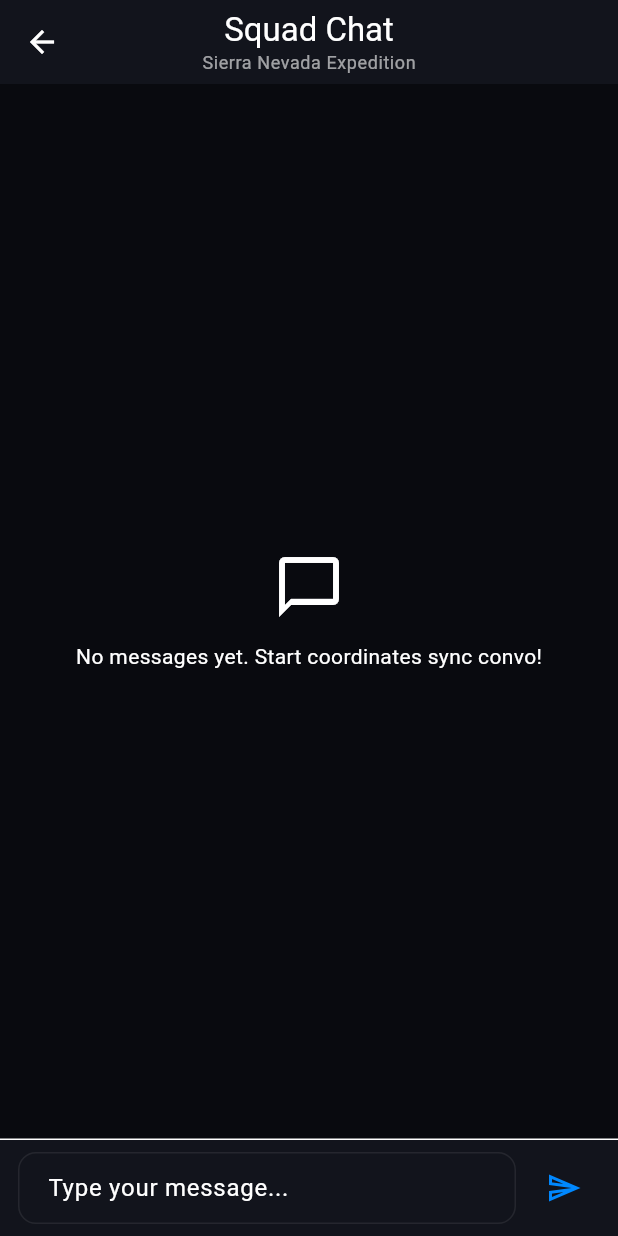
After one commit to convoy0206-lgtm/convey, a Flutter app: the TripSetupScreen screen opened directly, after a tap on "Initialize Map Preview", after a tap on "Start Live Tracking", after a tap on the "chat" icon, on a phone screen of 412 x 824 dp. The commit adds this screen. Run offline on Flutter 3.47's test engine with Material 3 defaults, Android fonts, the phone set to English and light mode, and no system bars; our stand-ins replace cloud_firestore, firebase_auth, firebase_core, firebase_messaging, flutter_dotenv, flutter_riverpod; missing offline and left inert: flutter_background_geolocation; accounts and stored records are empty.

Commit message:
feat: complete Phase 3 collaborative chat, alerts, and FCM messaging service

```diff
--- a/lib/main.dart
+++ b/lib/main.dart
@@ -5,6 +5,7 @@ import 'package:firebase_core/firebase_core.dart';
 import 'services/auth_service.dart';
 import 'screens/auth/login_screen.dart';
 import 'screens/dashboard/landing_screen.dart';
+import 'services/fcm_service.dart';
 
 void main() async {
   WidgetsFlutterBinding.ensureInitialized();
@@ -31,11 +32,22 @@ void main() async {
   );
 }
 
-class ConvoyApp extends ConsumerWidget {
+class ConvoyApp extends ConsumerStatefulWidget {
   const ConvoyApp({super.key});
 
   @override
-  Widget build(BuildContext context, WidgetRef ref) {
+  ConsumerState<ConvoyApp> createState() => _ConvoyAppState();
+}
+
+class _ConvoyAppState extends ConsumerState<ConvoyApp> {
+  @override
+  void initState() {
+    super.initState();
+    ref.read(fcmServiceProvider).initializeFCM();
+  }
+
+  @override
+  Widget build(BuildContext context) {
     final authState = ref.watch(authStateChangesProvider);
 
     return MaterialApp(
--- /dev/null
+++ b/lib/models/message_model.dart
@@ -0,0 +1,98 @@
+import 'package:cloud_firestore/cloud_firestore.dart';
+import 'package:flutter/foundation.dart';
+
+@immutable
+class MessageModel {
+  final String id;
+  final String senderId;
+  final String senderName;
+  final String text;
+  final DateTime timestamp;
+  final String type; // 'text', 'location_alert', 'speed_alert'
+
+  const MessageModel({
+    required this.id,
+    required this.senderId,
+    required this.senderName,
+    required this.text,
+    required this.timestamp,
+    this.type = 'text',
+  });
+
+  /// Factory constructor to map document from Firestore.
+  factory MessageModel.fromMap(Map<String, dynamic> map, String docId) {
+    DateTime parsedTime = DateTime.now();
+    if (map['timestamp'] is Timestamp) {
+      parsedTime = (map['timestamp'] as Timestamp).toDate();
+    } else if (map['timestamp'] is String) {
+      parsedTime = DateTime.tryParse(map['timestamp'] as String) ?? DateTime.now();
+    }
+
+    return MessageModel(
+      id: docId,
+      senderId: map['senderId'] as String? ?? '',
+      senderName: map['senderName'] as String? ?? 'Squad Member',
+      text: map['text'] as String? ?? '',
+      timestamp: parsedTime,
+      type: map['type'] as String? ?? 'text',
+    );
+  }
+
+  /// Converts the [MessageModel] instance to a Map structure for Firestore uploads.
+  Map<String, dynamic> toMap() {
+    return {
+      'senderId': senderId,
+      'senderName': senderName,
+      'text': text,
+      'timestamp': FieldValue.serverTimestamp(),
+      'type': type,
+    };
+  }
+
+  /// Creates a copy of this [MessageModel] but with the given fields replaced with new values.
+  MessageModel copyWith({
+    String? id,
+    String? senderId,
+    String? senderName,
+    String? text,
+    DateTime? timestamp,
+    String? type,
+  }) {
+    return MessageModel(
+      id: id ?? this.id,
+      senderId: senderId ?? this.senderId,
+      senderName: senderName ?? this.senderName,
+      text: text ?? this.text,
+      timestamp: timestamp ?? this.timestamp,
+      type: type ?? this.type,
+    );
+  }
+
+  @override
+  bool operator ==(Object other) {
+    if (identical(this, other)) return true;
+
+    return other is MessageModel &&
+      other.id == id &&
+      other.senderId == senderId &&
+      other.senderName == senderName &&
+      other.text == text &&
+      other.timestamp == timestamp &&
+      other.type == type;
+  }
+
+  @override
+  int get hashCode {
+    return id.hashCode ^
+      senderId.hashCode ^
+      senderName.hashCode ^
+      text.hashCode ^
+      timestamp.hashCode ^
+      type.hashCode;
+  }
+
+  @override
+  String toString() {
+    return 'MessageModel(id: $id, senderId: $senderId, senderName: $senderName, text: $text, timestamp: $timestamp, type: $type)';
+  }
+}
--- /dev/null
+++ b/lib/screens/chat/chat_screen.dart
@@ -0,0 +1,254 @@
+import 'package:flutter/material.dart';
+import 'package:flutter_riverpod/flutter_riverpod.dart';
+import '../../models/trip_model.dart';
+import '../../models/message_model.dart';
+import '../../services/auth_service.dart';
+import '../../services/firestore_service.dart';
+
+class ChatScreen extends ConsumerStatefulWidget {
+  final TripModel trip;
+
+  const ChatScreen({
+    super.key,
+    required this.trip,
+  });
+
+  @override
+  ConsumerState<ChatScreen> createState() => _ChatScreenState();
+}
+
+class _ChatScreenState extends ConsumerState<ChatScreen> {
+  final _messageController = TextEditingController();
+  final _scrollController = ScrollController();
+
+  @override
+  void dispose() {
+    _messageController.dispose();
+    _scrollController.dispose();
+    super.dispose();
+  }
+
+  void _sendMessage() async {
+    final text = _messageController.text.trim();
+    if (text.isEmpty) return;
+
+    _messageController.clear();
+
+    try {
+      final user = ref.read(authServiceProvider).currentUser;
+      if (user == null) return;
+
+      final message = MessageModel(
+        id: '',
+        senderId: user.uid,
+        senderName: user.displayName,
+        text: text,
+        timestamp: DateTime.now(),
+        type: 'text',
+      );
+
+      final firestoreService = ref.read(firestoreServiceProvider);
+      await firestoreService.sendMessage(widget.trip.id, message);
+
+      // Scroll to bottom
+      _scrollController.animateTo(
+        0.0,
+        duration: const Duration(milliseconds: 300),
+        curve: Curves.easeOut,
+      );
+    } catch (e) {
+      if (mounted) {
+        ScaffoldMessenger.of(context).showSnackBar(
+          SnackBar(content: Text('Failed to send message: $e')),
+        );
+      }
+    }
+  }
+
+  @override
+  Widget build(BuildContext context) {
+    final theme = Theme.of(context);
+    final firestoreService = ref.watch(firestoreServiceProvider);
+    final currentUser = ref.watch(authServiceProvider).currentUser;
+
+    return Scaffold(
+      appBar: AppBar(
+        title: Column(
+          crossAxisAlignment: CrossAxisAlignment.center,
+          children: [
+            const Text('Squad Chat'),
+            Text(
+              widget.trip.name,
+              style: theme.textTheme.bodySmall?.copyWith(color: Colors.white60),
+            ),
+          ],
+        ),
+      ),
+      body: Column(
+        children: [
+          // Messages stream list view
+          Expanded(
+            child: StreamBuilder<List<MessageModel>>(
+              stream: firestoreService.streamMessages(widget.trip.id),
+              builder: (context, snapshot) {
+                if (snapshot.connectionState == ConnectionState.waiting) {
+                  return const Center(child: CircularProgressIndicator());
+                }
+
+                if (!snapshot.hasData || snapshot.data!.isEmpty) {
+                  return Center(
+                    child: Column(
+                      mainAxisAlignment: MainAxisAlignment.center,
+                      children: [
+                        Icon(Icons.chat_bubble_outline, size: 48, color: theme.colorScheme.onSurfaceVariant),
+                        const SizedBox(height: 12),
+                        const Text('No messages yet. Start coordinates sync convo!'),
+                      ],
+                    ),
+                  );
+                }
+
+                final messages = snapshot.data!;
+
+                return ListView.builder(
+                  controller: _scrollController,
+                  reverse: true,
+                  padding: const EdgeInsets.all(16),
+                  itemCount: messages.length,
+                  itemBuilder: (context, index) {
+                    final msg = messages[index];
+                    final isMe = msg.senderId == currentUser?.uid;
+
+                    return _buildMessageBubble(theme, msg, isMe);
+                  },
+                );
+              },
+            ),
+          ),
+
+          // Message Composer Card Input
+          Container(
+            padding: const EdgeInsets.symmetric(horizontal: 12, vertical: 8),
+            decoration: BoxDecoration(
+              color: theme.colorScheme.surface,
+              border: Border(top: BorderSide(color: theme.colorScheme.outlineVariant)),
+            ),
+            child: Row(
+              children: [
+                Expanded(
+                  child: TextField(
+                    controller: _messageController,
+                    textCapitalization: TextCapitalization.sentences,
+                    decoration: InputDecoration(
+                      hintText: 'Type your message...',
+                      contentPadding: const EdgeInsets.symmetric(horizontal: 16, vertical: 12),
+                      border: OutlineInputBorder(
+                        borderRadius: BorderRadius.circular(24),
+                        borderSide: BorderSide.none,
+                      ),
+                      filled: true,
+                      fillColor: theme.colorScheme.surfaceVariant.withOpacity(0.3),
+                    ),
+                    onSubmitted: (_) => _sendMessage(),
+                  ),
+                ),
+                const SizedBox(width: 8),
+                IconButton(
+                  icon: const Icon(Icons.send_outlined),
+                  color: theme.colorScheme.primary,
+                  onPressed: _sendMessage,
+                ),
+              ],
+            ),
+          ),
+        ],
+      ),
+    );
+  }
+
+  Widget _buildMessageBubble(ThemeData theme, MessageModel msg, bool isMe) {
+    final isSystemAlert = msg.type == 'location_alert' || msg.type == 'speed_alert';
+
+    if (isSystemAlert) {
+      return Container(
+        margin: const EdgeInsets.symmetric(vertical: 8),
+        padding: const EdgeInsets.symmetric(horizontal: 16, vertical: 10),
+        decoration: BoxDecoration(
+          color: theme.colorScheme.errorContainer.withOpacity(0.3),
+          borderRadius: BorderRadius.circular(12),
+          border: Border.all(color: theme.colorScheme.error.withOpacity(0.4)),
+        ),
+        child: Row(
+          children: [
+            Icon(Icons.warning_amber_rounded, color: theme.colorScheme.error, size: 20),
+            const SizedBox(width: 12),
+            Expanded(
+              child: Column(
+                crossAxisAlignment: CrossAxisAlignment.start,
+                children: [
+                  Text(
+                    msg.senderName,
+                    style: const TextStyle(fontWeight: FontWeight.bold, fontSize: 12),
+                  ),
+                  const SizedBox(height: 2),
+                  Text(
+                    msg.text,
+                    style: theme.textTheme.bodyMedium?.copyWith(fontSize: 13),
+                  ),
+                ],
+              ),
+            ),
+          ],
+        ),
+      );
+    }
+
+    return Align(
+      alignment: isMe ? Alignment.centerRight : Alignment.centerLeft,
+      child: Container(
+        margin: const EdgeInsets.symmetric(vertical: 4),
+        padding: const EdgeInsets.symmetric(horizontal: 16, vertical: 10),
+        decoration: BoxDecoration(
+          color: isMe
+              ? theme.colorScheme.primary.withOpacity(0.85)
+              : theme.colorScheme.surfaceVariant.withOpacity(0.5),
+          borderRadius: BorderRadius.only(
+            topLeft: const Radius.circular(16),
+            topRight: const Radius.circular(16),
+            bottomLeft: Radius.circular(isMe ? 16 : 0),
+            bottomRight: Radius.circular(isMe ? 0 : 16),
+          ),
+        ),
+        constraints: BoxConstraints(maxWidth: MediaQuery.of(context).size.width * 0.75),
+        child: Column(
+          crossAxisAlignment: CrossAxisAlignment.start,
+          mainAxisSize: MainAxisSize.min,
+          children: [
+            if (!isMe) ...[
+              Text(
+                msg.senderName,
+                style: theme.textTheme.bodySmall?.copyWith(
+                  fontWeight: FontWeight.bold,
+                  color: theme.colorScheme.primary,
+                ),
+              ),
+              const SizedBox(height: 4),
+            ],
+            Text(
+              msg.text,
+              style: const TextStyle(color: Colors.white, fontSize: 14),
+            ),
+            const SizedBox(height: 4),
+            Align(
+              alignment: Alignment.bottomRight,
+              child: Text(
+                '${msg.timestamp.hour.toString().padLeft(2, '0')}:${msg.timestamp.minute.toString().padLeft(2, '0')}',
+                style: const TextStyle(color: Colors.white54, fontSize: 9),
+              ),
+            ),
+          ],
+        ),
+      ),
+    );
+  }
+}
--- a/lib/screens/map/active_tracking_screen.dart
+++ b/lib/screens/map/active_tracking_screen.dart
@@ -6,6 +6,7 @@ import '../../services/firestore_service.dart';
 import '../../services/auth_service.dart';
 import 'proximity_radar_view.dart';
 import 'leaderboard_view.dart';
+import '../chat/chat_screen.dart';
 
 class ActiveTrackingScreen extends ConsumerStatefulWidget {
   final TripModel trip;
@@ -130,6 +131,17 @@ class _ActiveTrackingScreenState extends ConsumerState<ActiveTrackingScreen> {
           appBar: AppBar(
             title: Text(widget.trip.name),
             actions: [
+              IconButton(
+                icon: const Icon(Icons.chat_outlined),
+                tooltip: 'Chat',
+                onPressed: () {
+                  Navigator.of(context).push(
+                    MaterialPageRoute(
+                      builder: (_) => ChatScreen(trip: widget.trip),
+                    ),
+                  );
+                },
+              ),
               IconButton(
                 icon: Icon(
                   _ghostModeActive ? Icons.visibility_off : Icons.visibility,
--- a/lib/services/firestore_service.dart
+++ b/lib/services/firestore_service.dart
@@ -3,6 +3,7 @@ import 'package:cloud_firestore/cloud_firestore.dart';
 import 'package:flutter_riverpod/flutter_riverpod.dart';
 import '../models/user_model.dart';
 import '../models/trip_model.dart';
+import '../models/message_model.dart';
 
 /// Provider definition for [FirestoreService] to integrate with Riverpod.
 final firestoreServiceProvider = Provider<FirestoreService>((ref) {
@@ -138,4 +139,31 @@ class FirestoreService {
     final code = List.generate(4, (index) => chars[rand.nextInt(chars.length)]).join();
     return 'TRIP-$code';
   }
+
+  /// Stream collaborative chat messages in real-time.
+  Stream<List<MessageModel>> streamMessages(String tripId) {
+    return _tripsCollection
+        .doc(tripId)
+        .collection('messages')
+        .orderBy('timestamp', descending: true)
+        .snapshots()
+        .map((snapshot) {
+      return snapshot.docs.map((doc) {
+        final data = doc.data();
+        return MessageModel.fromMap(data, doc.id);
+      }).toList();
+    });
+  }
+
+  /// Send a new message to the group.
+  Future<void> sendMessage(String tripId, MessageModel message) async {
+    try {
+      await _tripsCollection
+          .doc(tripId)
+          .collection('messages')
+          .add(message.toMap());
+    } catch (e) {
+      throw Exception('Failed to send message: ${e.toString()}');
+    }
+  }
 }
--- a/pubspec.yaml
+++ b/pubspec.yaml
@@ -45,6 +45,7 @@ dependencies:
   flutter_dotenv: ^6.0.1
   google_maps_flutter: ^2.17.1
   flutter_background_geolocation: ^5.3.0
+  firebase_messaging: ^16.4.1
 
 dev_dependencies:
   flutter_test:
```
Also changed, not shown: lib/services/fcm_service.dart (added, +85 -0 lines), pubspec.lock, 2 other files.
